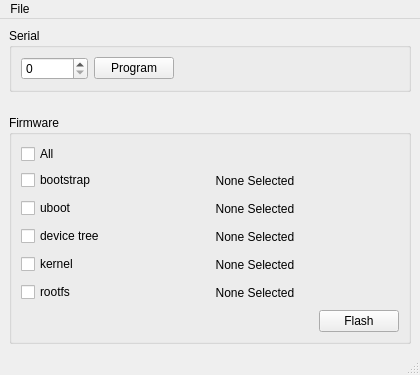
The window that fsl/ui/main.ui (DataSoft/fslflash) describes before a commit, drawn with Qt 5.
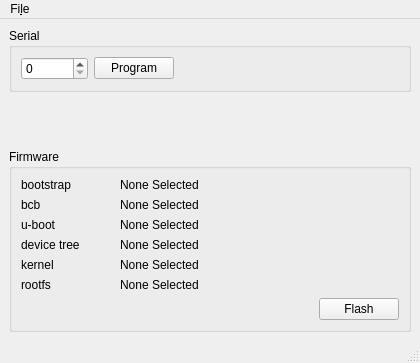
The same window after the commit.

Diff of the .ui file:
```diff
--- a/fsl/ui/main.ui
+++ b/fsl/ui/main.ui
@@ -7,7 +7,7 @@
     <x>0</x>
     <y>0</y>
     <width>420</width>
-    <height>375</height>
+    <height>363</height>
    </rect>
   </property>
   <property name="windowTitle">
@@ -85,98 +85,111 @@
          <property name="fieldGrowthPolicy">
           <enum>QFormLayout::AllNonFixedFieldsGrow</enum>
          </property>
+         <property name="horizontalSpacing">
+          <number>40</number>
+         </property>
+         <item row="1" column="1">
+          <widget class="QLabel" name="bootstrap_label">
+           <property name="text">
+            <string>None Selected</string>
+           </property>
+           <property name="alignment">
+            <set>Qt::AlignLeading|Qt::AlignLeft|Qt::AlignVCenter</set>
+           </property>
+          </widget>
+         </item>
+         <item row="2" column="1">
+          <widget class="QLabel" name="bcb_label">
+           <property name="text">
+            <string>None Selected</string>
+           </property>
+           <property name="alignment">
+            <set>Qt::AlignLeading|Qt::AlignLeft|Qt::AlignVCenter</set>
+           </property>
+          </widget>
+         </item>
+         <item row="3" column="1">
+          <widget class="QLabel" name="uboot_label">
+           <property name="text">
+            <string>None Selected</string>
+           </property>
+           <property name="alignment">
+            <set>Qt::AlignLeading|Qt::AlignLeft|Qt::AlignVCenter</set>
+           </property>
+          </widget>
+         </item>
+         <item row="4" column="1">
+          <widget class="QLabel" name="fdt_label">
+           <property name="text">
+            <string>None Selected</string>
+           </property>
+           <property name="alignment">
+            <set>Qt::AlignLeading|Qt::AlignLeft|Qt::AlignVCenter</set>
+           </property>
+          </widget>
+         </item>
+         <item row="5" column="1">
+          <widget class="QLabel" name="kernel_label">
+           <property name="text">
+            <string>None Selected</string>
+           </property>
+           <property name="alignment">
+            <set>Qt::AlignLeading|Qt::AlignLeft|Qt::AlignVCenter</set>
+           </property>
+          </widget>
+         </item>
+         <item row="6" column="1">
+          <widget class="QLabel" name="rootfs_label">
+           <property name="text">
+            <string>None Selected</string>
+           </property>
+           <property name="alignment">
+            <set>Qt::AlignLeading|Qt::AlignLeft|Qt::AlignVCenter</set>
+           </property>
+          </widget>
+         </item>
          <item row="1" column="0">
-          <widget class="QCheckBox" name="all_selected">
-           <property name="text">
-            <string>All</string>
-           </property>
-          </widget>
-         </item>
-         <item row="2" column="0">
-          <widget class="QCheckBox" name="bootstrap_selected">
+          <widget class="QLabel" name="label">
            <property name="text">
             <string>bootstrap</string>
            </property>
           </widget>
          </item>
-         <item row="2" column="1">
-          <widget class="QPushButton" name="bootstrap_button">
+         <item row="2" column="0">
+          <widget class="QLabel" name="label_2">
            <property name="text">
-            <string>None Selected</string>
-           </property>
-           <property name="flat">
-            <bool>true</bool>
+            <string>bcb</string>
            </property>
           </widget>
          </item>
          <item row="3" column="0">
-          <widget class="QCheckBox" name="uboot_selected">
+          <widget class="QLabel" name="label_3">
            <property name="text">
-            <string>uboot</string>
+            <string>u-boot</string>
            </property>
           </widget>
          </item>
-         <item row="3" column="1">
-          <widget class="QPushButton" name="uboot_button">
+         <item row="4" column="0">
+          <widget class="QLabel" name="label_4">
            <property name="text">
-            <string>None Selected</string>
-           </property>
-           <property name="flat">
-            <bool>true</bool>
+            <string>device tree</string>
            </property>
           </widget>
          </item>
          <item row="5" column="0">
-          <widget class="QCheckBox" name="kernel_selected">
+          <widget class="QLabel" name="label_5">
            <property name="text">
             <string>kernel</string>
            </property>
           </widget>
          </item>
-         <item row="5" column="1">
-          <widget class="QPushButton" name="kernel_button">
-           <property name="text">
-            <string>None Selected</string>
-           </property>
-           <property name="flat">
-            <bool>true</bool>
-           </property>
-          </widget>
-         </item>
          <item row="6" column="0">
-          <widget class="QCheckBox" name="rootfs_selected">
+          <widget class="QLabel" name="label_6">
            <property name="text">
             <string>rootfs</string>
            </property>
           </widget>
          </item>
-         <item row="6" column="1">
-          <widget class="QPushButton" name="rootfs_button">
-           <property name="text">
-            <string>None Selected</string>
-           </property>
-           <property name="flat">
-            <bool>true</bool>
-           </property>
-          </widget>
-         </item>
-         <item row="4" column="0">
-          <widget class="QCheckBox" name="fdt_selected">
-           <property name="text">
-            <string>device tree</string>
-           </property>
-          </widget>
-         </item>
-         <item row="4" column="1">
-          <widget class="QPushButton" name="fdt_button">
-           <property name="text">
-            <string>None Selected</string>
-           </property>
-           <property name="flat">
-            <bool>true</bool>
-           </property>
-          </widget>
-         </item>
         </layout>
        </item>
        <item>
@@ -214,12 +227,12 @@
      <x>0</x>
      <y>0</y>
      <width>420</width>
-     <height>25</height>
+     <height>26</height>
     </rect>
    </property>
    <widget class="QMenu" name="menu_file">
     <property name="title">
-     <string>File</string>
+     <string>Fi&amp;le</string>
     </property>
     <addaction name="action_open"/>
     <addaction name="action_save"/>
```
Left out of the diff: 4 changed lines with no effect on the pictures.
